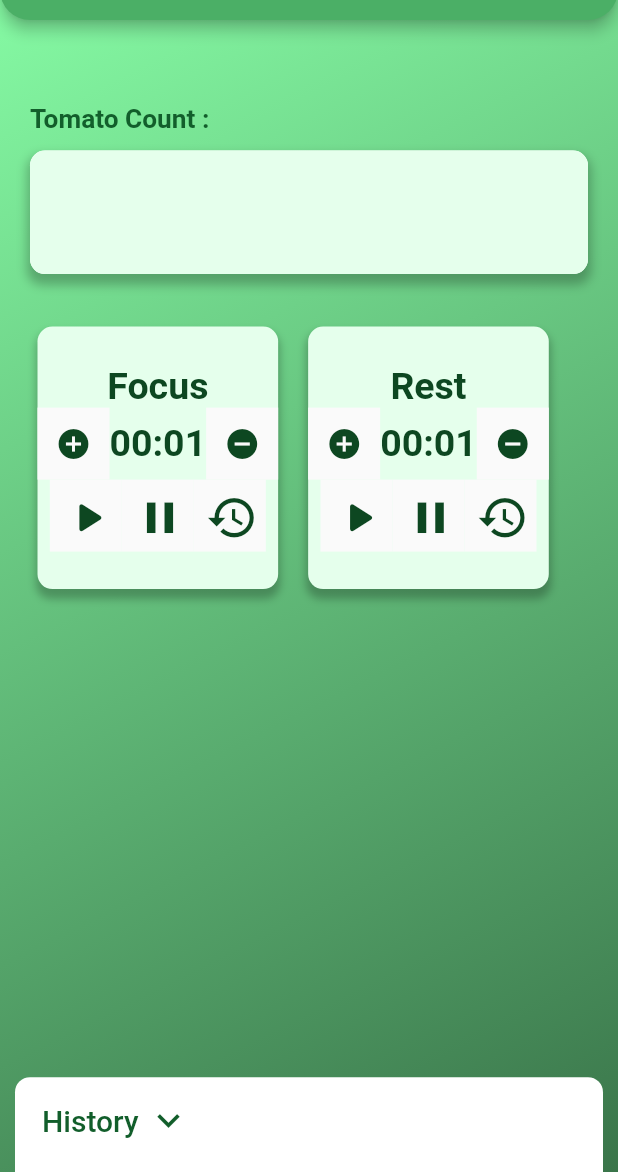
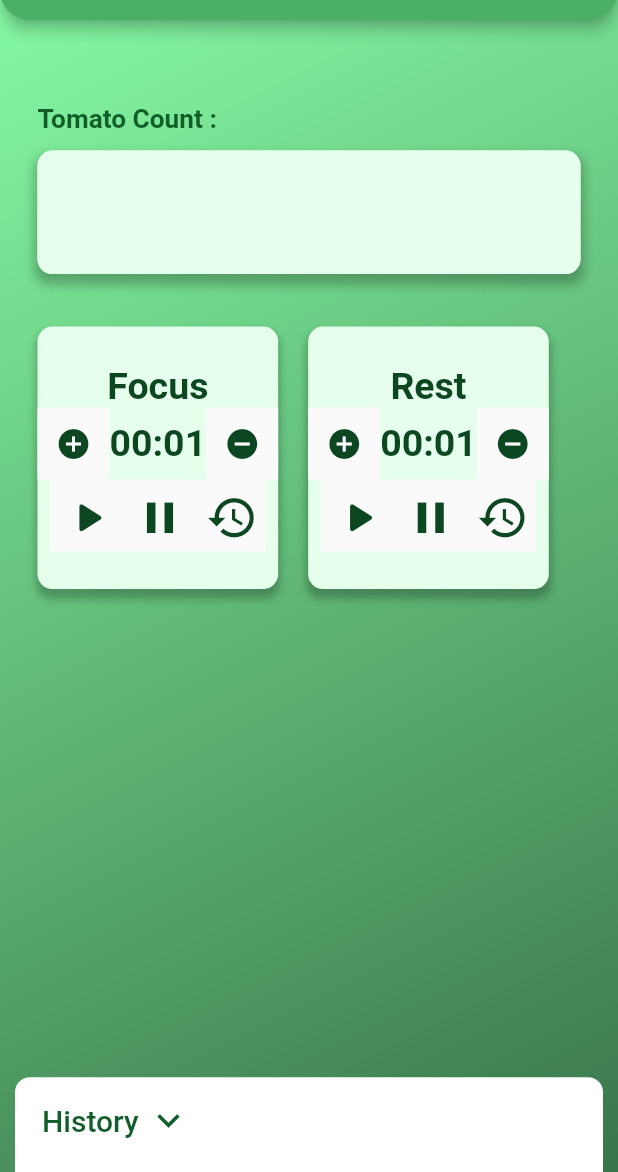
Before and after one commit to Mman7/tomato_clock, a Flutter app: the screen it shows after launch, on a phone screen of 412 x 824 dp, the part 64-1236 px from its top. Run offline on Flutter 3.47's test engine with Material 2 defaults, Android fonts, the phone set to English and light mode, and no system bars; drawn by our look-alikes of timer_count_down; our stand-ins replace animate_do, flutter_local_notifications, flutter_svg, hexcolor.

Commit message:
remove❌ unsused code

```diff
--- a/lib/src/layouts/tomato_count_card.dart
+++ b/lib/src/layouts/tomato_count_card.dart
@@ -2,13 +2,14 @@ import 'package:flutter/material.dart';
 import 'tomato_list.dart';
 
 class TomatoListCard extends StatelessWidget {
-  TomatoListCard({Key? key, this.tomatoCount}) : super(key: key);
-  int? tomatoCount;
+  const TomatoListCard({
+    Key? key,
+  }) : super(key: key);
 
   @override
   Widget build(BuildContext context) {
     return Padding(
-      padding: const EdgeInsets.symmetric(horizontal: 20.0),
+      padding: const EdgeInsets.symmetric(horizontal: 25.0),
       child: Column(
         crossAxisAlignment: CrossAxisAlignment.start,
         children: [
```
